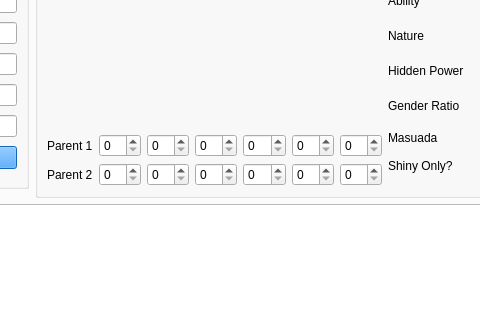
Qt form Forms/Gen4/Eggs4.ui (Admiral-Fish/PokeFinder) before a commit; both pictures show x 262 to 742 and y 222 to 542 of the 1182 by 700 pixel window.
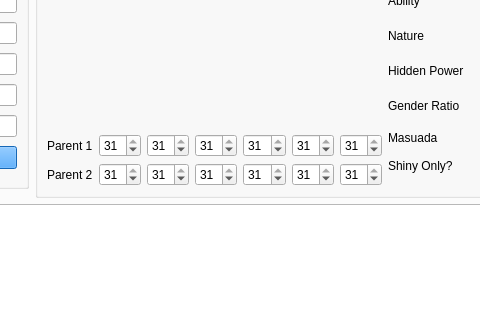
The same form after that commit. Icons and pictures are not drawn. Custom widgets are drawn as their Qt base class.

The edit to the form file:
```diff
--- a/Forms/Gen4/Eggs4.ui
+++ b/Forms/Gen4/Eggs4.ui
@@ -868,6 +868,9 @@
                <property name="maximum">
                 <number>31</number>
                </property>
+               <property name="value">
+                <number>31</number>
+               </property>
               </widget>
              </item>
              <item row="0" column="2">
@@ -875,6 +878,9 @@
                <property name="maximum">
                 <number>31</number>
                </property>
+               <property name="value">
+                <number>31</number>
+               </property>
               </widget>
              </item>
              <item row="0" column="3">
@@ -882,6 +888,9 @@
                <property name="maximum">
                 <number>31</number>
                </property>
+               <property name="value">
+                <number>31</number>
+               </property>
               </widget>
              </item>
              <item row="0" column="4">
@@ -889,6 +898,9 @@
                <property name="maximum">
                 <number>31</number>
                </property>
+               <property name="value">
+                <number>31</number>
+               </property>
               </widget>
              </item>
              <item row="0" column="5">
@@ -896,6 +908,9 @@
                <property name="maximum">
                 <number>31</number>
                </property>
+               <property name="value">
+                <number>31</number>
+               </property>
               </widget>
              </item>
              <item row="0" column="6">
@@ -903,6 +918,9 @@
                <property name="maximum">
                 <number>31</number>
                </property>
+               <property name="value">
+                <number>31</number>
+               </property>
               </widget>
              </item>
              <item row="1" column="0">
@@ -917,6 +935,9 @@
                <property name="maximum">
                 <number>31</number>
                </property>
+               <property name="value">
+                <number>31</number>
+               </property>
               </widget>
              </item>
              <item row="1" column="2">
@@ -924,6 +945,9 @@
                <property name="maximum">
                 <number>31</number>
                </property>
+               <property name="value">
+                <number>31</number>
+               </property>
               </widget>
              </item>
              <item row="1" column="3">
@@ -931,6 +955,9 @@
                <property name="maximum">
                 <number>31</number>
                </property>
+               <property name="value">
+                <number>31</number>
+               </property>
               </widget>
              </item>
              <item row="1" column="4">
@@ -938,6 +965,9 @@
                <property name="maximum">
                 <number>31</number>
                </property>
+               <property name="value">
+                <number>31</number>
+               </property>
               </widget>
              </item>
              <item row="1" column="5">
@@ -945,6 +975,9 @@
                <property name="maximum">
                 <number>31</number>
                </property>
+               <property name="value">
+                <number>31</number>
+               </property>
               </widget>
              </item>
              <item row="1" column="6">
@@ -952,6 +985,9 @@
                <property name="maximum">
                 <number>31</number>
                </property>
+               <property name="value">
+                <number>31</number>
+               </property>
               </widget>
              </item>
             </layout>
```
Left out of the diff: 36 changed lines with no effect on the pictures.
